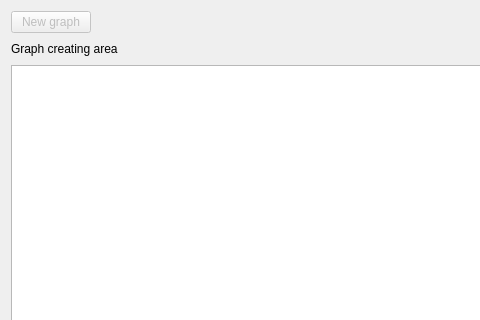
Before: the Qt Designer form Forms/mainmenu.ui in ajzenhamernikola/GiA, drawn with Qt 5; both pictures show x 0 to 480 and y 0 to 320 of the 800 by 592 pixel window.
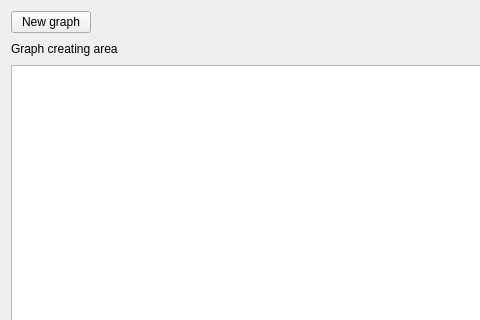
After: the same form once the commit is applied.

Commit message:
Implemented "New graph" button.
"New graph" clears all elements from the Graph creating area, and resets
appropriate values.

What changed in the file:
```diff
--- a/Forms/mainmenu.ui
+++ b/Forms/mainmenu.ui
@@ -25,7 +25,7 @@
      <item>
       <widget class="QPushButton" name="pb_new">
        <property name="enabled">
-        <bool>false</bool>
+        <bool>true</bool>
        </property>
        <property name="text">
         <string>New graph</string>
```
The commit also changes 2 other files.
